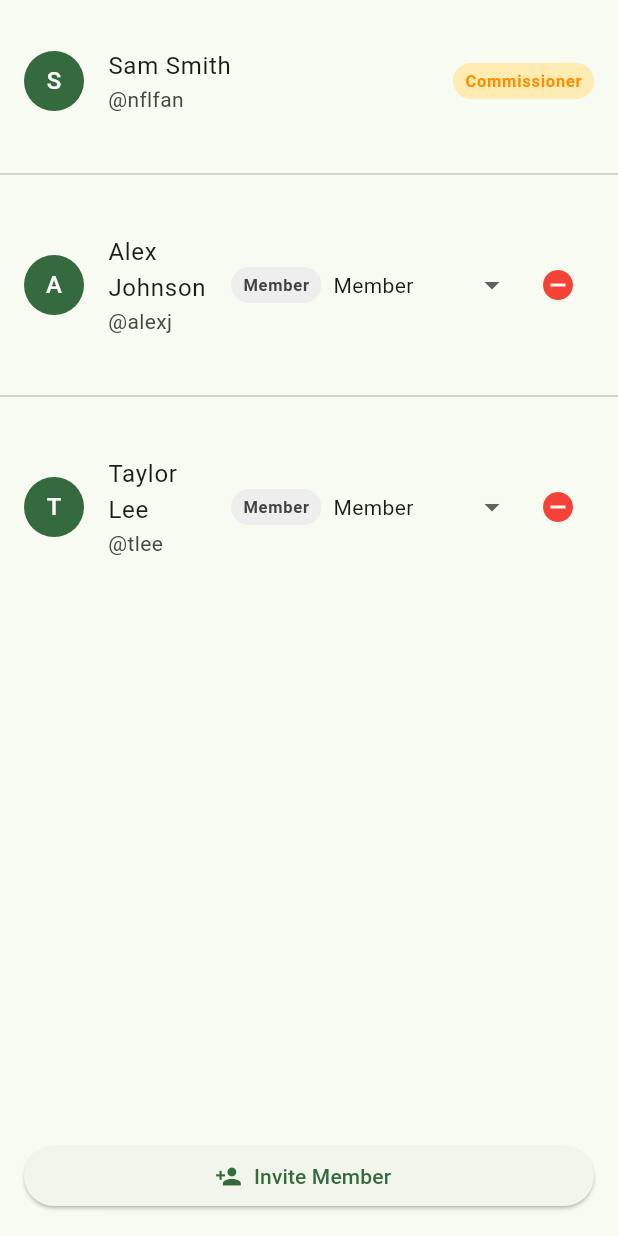
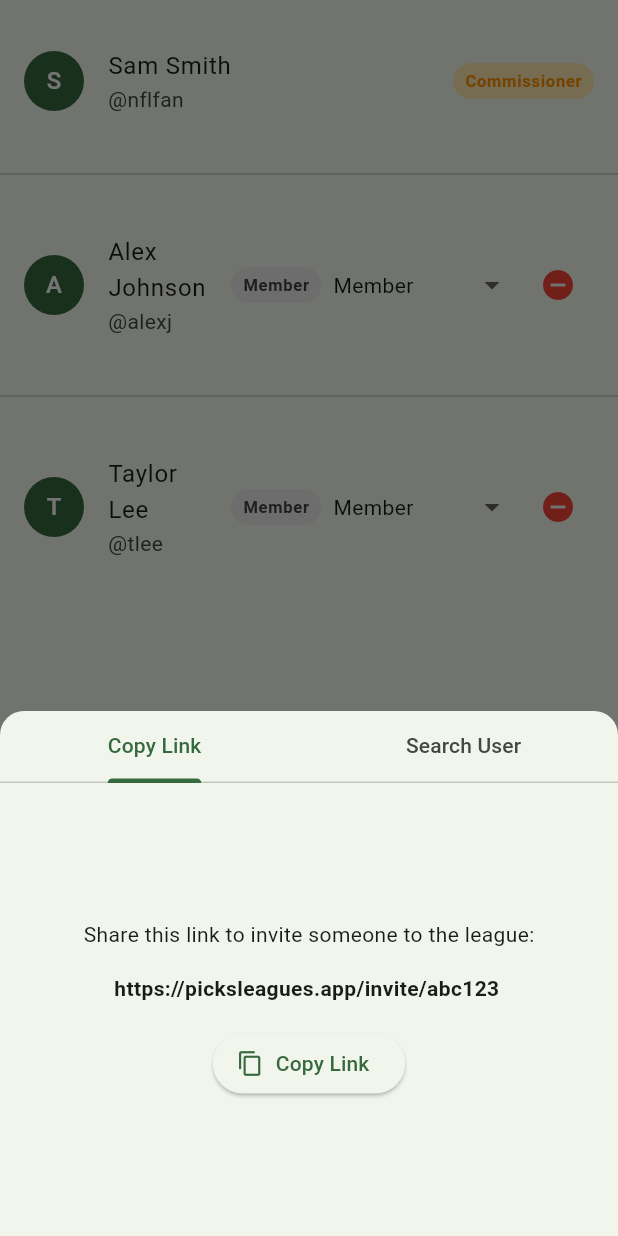
Before and after one commit to paul-macfarlane/picksleagues_flutter, a Flutter app: the LeagueMembersTab widget shown alone on an empty page, opened directly with empty values, after a tap on "Invite Member", on a phone screen of 412 x 824 dp. Run offline on Flutter 3.47's test engine with Material 3 defaults, Android fonts, the phone set to English and light mode, and no system bars; our stand-ins replace go_router.

Commit message:
add inivite user sheet

```diff
--- a/lib/pages/league_members_tab.dart
+++ b/lib/pages/league_members_tab.dart
@@ -132,11 +132,167 @@ class LeagueMembersTab extends StatelessWidget {
               child: ElevatedButton.icon(
                 icon: const Icon(Icons.person_add),
                 label: const Text('Invite Member'),
-                onPressed: () {}, // Mock
+                onPressed: () => _showInviteModal(context),
               ),
             ),
           ),
       ],
     );
   }
+
+  void _showInviteModal(BuildContext context) {
+    showModalBottomSheet(
+      context: context,
+      isScrollControlled: true,
+      shape: const RoundedRectangleBorder(
+        borderRadius: BorderRadius.vertical(top: Radius.circular(16)),
+      ),
+      builder: (context) {
+        return DefaultTabController(
+          length: 2,
+          child: Padding(
+            padding: MediaQuery.of(context).viewInsets,
+            child: SizedBox(
+              height: 350,
+              child: Column(
+                children: [
+                  const TabBar(
+                    tabs: [
+                      Tab(text: 'Copy Link'),
+                      Tab(text: 'Search User'),
+                    ],
+                  ),
+                  Expanded(
+                    child: TabBarView(
+                      children: [
+                        // Copy Link Tab
+                        _InviteLinkTab(),
+                        // Search User Tab
+                        _InviteSearchTab(),
+                      ],
+                    ),
+                  ),
+                ],
+              ),
+            ),
+          ),
+        );
+      },
+    );
+  }
 }
+
+class _InviteLinkTab extends StatelessWidget {
+  @override
+  Widget build(BuildContext context) {
+    final inviteLink = 'https://picksleagues.app/invite/abc123';
+    return Padding(
+      padding: const EdgeInsets.all(24),
+      child: Column(
+        mainAxisAlignment: MainAxisAlignment.center,
+        children: [
+          const Text('Share this link to invite someone to the league:'),
+          const SizedBox(height: 16),
+          SelectableText(
+            inviteLink,
+            style: const TextStyle(fontWeight: FontWeight.bold),
+          ),
+          const SizedBox(height: 16),
+          ElevatedButton.icon(
+            icon: const Icon(Icons.copy),
+            label: const Text('Copy Link'),
+            onPressed: () {
+              // Clipboard.setData(ClipboardData(text: inviteLink));
+              ScaffoldMessenger.of(context).showSnackBar(
+                const SnackBar(content: Text('Link copied! (mock)')),
+              );
+            },
+          ),
+        ],
+      ),
+    );
+  }
+}
+
+class _InviteSearchTab extends StatefulWidget {
+  @override
+  State<_InviteSearchTab> createState() => _InviteSearchTabState();
+}
+
+class _InviteSearchTabState extends State<_InviteSearchTab> {
+  final _searchController = TextEditingController();
+  final List<Map<String, String>> _mockUsers = [
+    {'id': '4', 'name': 'Chris Green', 'username': 'cgreen'},
+    {'id': '5', 'name': 'Morgan Blue', 'username': 'mblue'},
+    {'id': '6', 'name': 'Jordan Red', 'username': 'jred'},
+  ];
+
+  @override
+  void dispose() {
+    _searchController.dispose();
+    super.dispose();
+  }
+
+  @override
+  Widget build(BuildContext context) {
+    final query = _searchController.text.toLowerCase();
+    final filtered = _mockUsers
+        .where(
+          (u) =>
+              u['name']!.toLowerCase().contains(query) ||
+              u['username']!.toLowerCase().contains(query),
+        )
+        .toList();
+    return Padding(
+      padding: const EdgeInsets.all(16),
+      child: Column(
+        children: [
+          TextField(
+            controller: _searchController,
+            decoration: const InputDecoration(
+              labelText: 'Search by name or username',
+              border: OutlineInputBorder(),
+            ),
+            onChanged: (_) => setState(() {}),
+          ),
+          const SizedBox(height: 16),
+          Expanded(
+            child: filtered.isEmpty
+                ? const Center(child: Text('No users found.'))
+                : ListView.builder(
+                    itemCount: filtered.length,
+                    itemBuilder: (context, i) {
+                      final user = filtered[i];
+                      return ListTile(
+                        leading: CircleAvatar(
+                          backgroundColor: Theme.of(
+                            context,
+                          ).colorScheme.primary,
+                          child: Text(
+                            user['name']![0],
+                            style: const TextStyle(color: Colors.white),
+                          ),
+                        ),
+                        title: Text(user['name']!),
+                        subtitle: Text('@${user['username']}'),
+                        trailing: ElevatedButton(
+                          child: const Text('Invite'),
+                          onPressed: () {
+                            ScaffoldMessenger.of(context).showSnackBar(
+                              SnackBar(
+                                content: Text(
+                                  'Invited ${user['name']} (mock)!',
+                                ),
+                              ),
+                            );
+                          },
+                        ),
+                      );
+                    },
+                  ),
+          ),
+        ],
+      ),
+    );
+  }
+}
```
